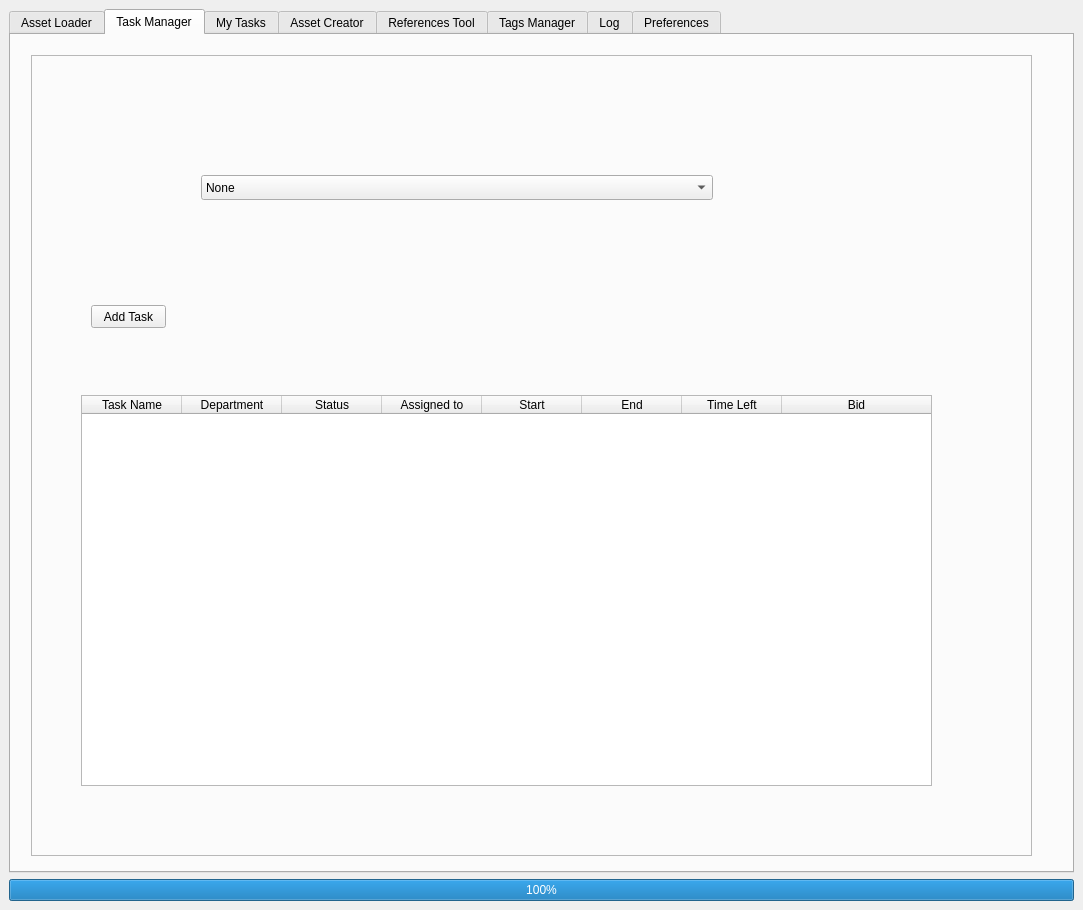
Above: media/main_window.ui from all-in-one-of/project_manager before the change. Below: the same form after it.
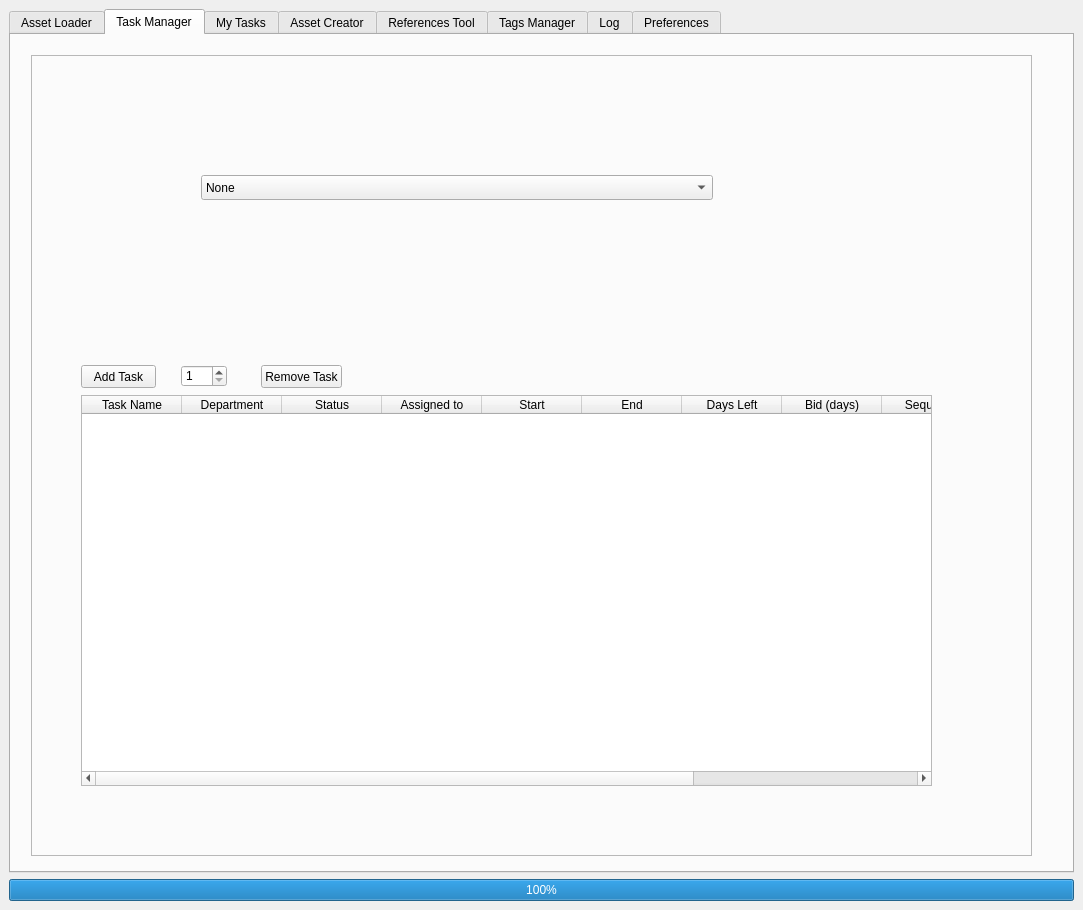
That is the form after the change.

Commit message: Finished the task manager table workflow

```diff
--- a/media/main_window.ui
+++ b/media/main_window.ui
@@ -1163,7 +1163,7 @@
             </rect>
            </property>
            <property name="sortingEnabled">
-            <bool>true</bool>
+            <bool>false</bool>
            </property>
            <attribute name="horizontalHeaderDefaultSectionSize">
             <number>100</number>
@@ -1206,12 +1206,27 @@
            </column>
            <column>
             <property name="text">
-             <string>Time Left</string>
+             <string>Days Left</string>
             </property>
            </column>
            <column>
             <property name="text">
-             <string>Bid</string>
+             <string>Bid (days)</string>
+            </property>
+           </column>
+           <column>
+            <property name="text">
+             <string>Sequence</string>
+            </property>
+           </column>
+           <column>
+            <property name="text">
+             <string>Shot</string>
+            </property>
+           </column>
+           <column>
+            <property name="text">
+             <string>Asset</string>
             </property>
            </column>
           </widget>
@@ -1326,8 +1341,8 @@
           <widget class="QPushButton" name="taskManagerAddRowBtn">
            <property name="geometry">
             <rect>
-             <x>60</x>
-             <y>250</y>
+             <x>50</x>
+             <y>310</y>
              <width>75</width>
              <height>23</height>
             </rect>
@@ -1336,6 +1351,38 @@
             <string>Add Task</string>
            </property>
           </widget>
+          <widget class="QSpinBox" name="taskManagerNbrOfRowsToAddSpinBox">
+           <property name="geometry">
+            <rect>
+             <x>150</x>
+             <y>310</y>
+             <width>46</width>
+             <height>22</height>
+            </rect>
+           </property>
+           <property name="minimum">
+            <number>1</number>
+           </property>
+           <property name="maximum">
+            <number>100</number>
+           </property>
+           <property name="value">
+            <number>1</number>
+           </property>
+          </widget>
+          <widget class="QPushButton" name="taskManagerRemoveTaskBtn">
+           <property name="geometry">
+            <rect>
+             <x>230</x>
+             <y>310</y>
+             <width>81</width>
+             <height>23</height>
+            </rect>
+           </property>
+           <property name="text">
+            <string>Remove Task</string>
+           </property>
+          </widget>
          </widget>
         </widget>
         <widget class="QWidget" name="myTasksTab">
```
Left out of the diff: 11 changed lines with no effect on the pictures. The commit also changes 5 other files.
